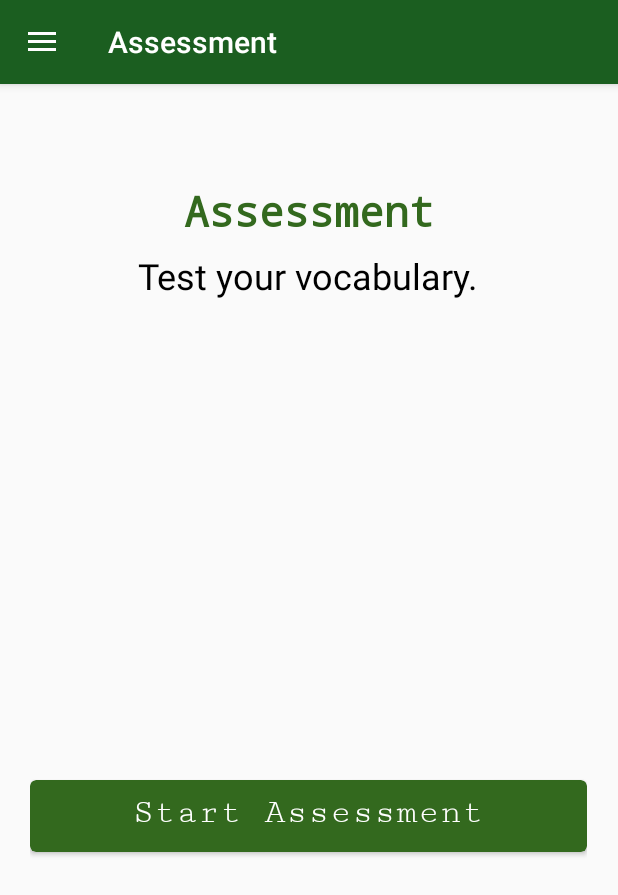
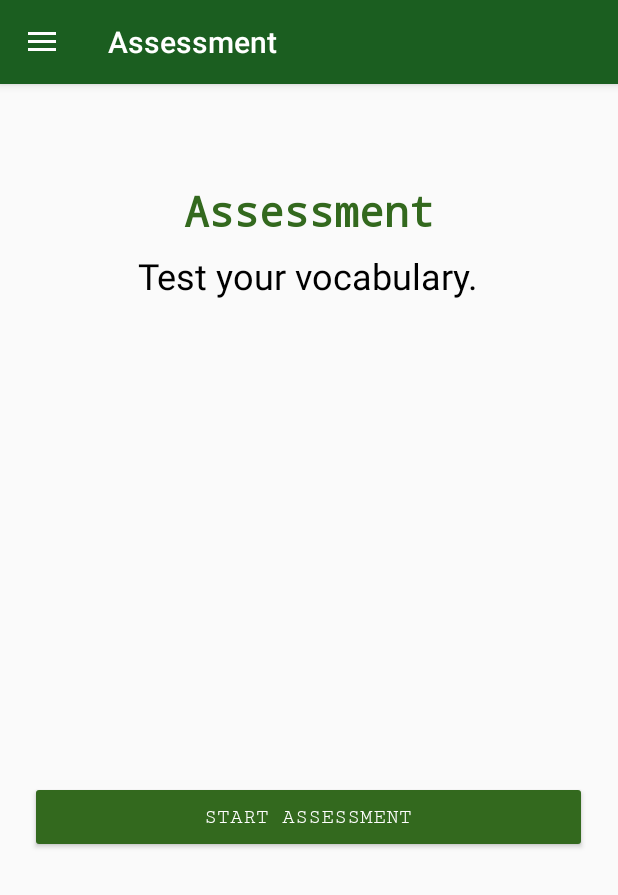
Before and after one commit to philipborbon/e-rotc, an Android app: the screen it shows after launch (MainActivity), in the side drawer, after a tap on "Assessment", on a phone screen of 412 x 824 dp. Shown: the top 895 px of the screen. Run offline under Robolectric (Android 15) with nearby library versions, the phone set to English and light mode, and no system bars; our stand-ins replace Room's generated code.

Commit message:
Load assessment data

```diff
--- a/app/src/main/AndroidManifest.xml
+++ b/app/src/main/AndroidManifest.xml
@@ -4,9 +4,9 @@
     package="com.erotc.learning">
 
     <application
-        android:allowBackup="true"
+        android:label="@string/app_name"
+        android:allowBackup="false"
         android:icon="@mipmap/ic_launcher"
-        android:label="@string/app_name"
         android:roundIcon="@mipmap/ic_launcher_round"
         android:supportsRtl="true"
         android:theme="@style/AppTheme"
--- a/app/src/main/java/com/erotc/learning/activity/MainActivity.kt
+++ b/app/src/main/java/com/erotc/learning/activity/MainActivity.kt
@@ -80,40 +80,29 @@ class MainActivity : AppCompatActivity(), NavigationView.OnNavigationItemSelecte
 
     private fun showSelectedFragment(menuId: Int) {
         var fragment: Fragment? = null
-        var fragmentClass: Class<*>? = null
         var titleResourceId = 0
 
         when (menuId) {
             R.id.nav_lecture -> {
-                fragmentClass = LectureFragment::class.java
+                fragment = LectureFragment.newInstance()
                 titleResourceId = R.string.nav_label_lecture
             }
             R.id.nav_assessment -> {
-                fragmentClass = AssessmentFragment::class.java
+                fragment = AssessmentFragment.newInstance()
                 titleResourceId = R.string.nav_label_assessment
             }
             R.id.nav_about -> {
-                fragmentClass = AboutFragment::class.java
+                fragment = AboutFragment.newInstance()
                 titleResourceId = R.string.nav_label_about
             }
-        }
-
-        if (fragmentClass == null) {
-            return
-        }
-
-        try {
-            fragment = fragmentClass.newInstance() as Fragment
-            currentFragment = fragment
-        } catch (e: Exception) {
-            e.printStackTrace()
-            Log.d(LOG_TAG, Log.getStackTraceString(e))
         }
         currentFragmentId = menuId
 
         fragment?.let {
+            currentFragment = it
+
             val fragmentManager = supportFragmentManager
-            fragmentManager.beginTransaction().replace(R.id.fragment_container, fragment).commit()
+            fragmentManager.beginTransaction().replace(R.id.fragment_container, it).commit()
             nav_view.setCheckedItem(menuId)
             setTitle(titleResourceId)
         }
--- a/app/src/main/java/com/erotc/learning/database/AssessmentDao.kt
+++ b/app/src/main/java/com/erotc/learning/database/AssessmentDao.kt
@@ -17,7 +17,7 @@ interface AssessmentDao {
     @Insert
     fun create(questions: List<Assessment>): List<Long>
 
-    @Query("SELECT COUNT(*) FROM lecture")
+    @Query("SELECT COUNT(*) FROM assessment")
     fun countOf(): Int
 
 }
--- /dev/null
+++ b/app/src/main/java/com/erotc/learning/database/Converter.kt
@@ -0,0 +1,25 @@
+package com.erotc.learning.database
+
+import androidx.room.TypeConverter
+import com.google.gson.Gson
+
+import com.google.gson.reflect.TypeToken
+import java.lang.reflect.Type
+
+
+/**
+ * Created on 3/18/2020.
+ */
+class Converter {
+    @TypeConverter
+    fun fromString(value: String?): ArrayList<String>? {
+        val listType: Type = object : TypeToken<ArrayList<String?>?>() {}.type
+        return Gson().fromJson(value, listType)
+    }
+
+    @TypeConverter
+    fun fromArrayList(list: ArrayList<String>?): String? {
+        val gson = Gson()
+        return gson.toJson(list)
+    }
+}
--- a/app/src/main/java/com/erotc/learning/database/Database.kt
+++ b/app/src/main/java/com/erotc/learning/database/Database.kt
@@ -2,6 +2,7 @@ package com.erotc.learning.database
 
 import androidx.room.Database
 import androidx.room.RoomDatabase
+import androidx.room.TypeConverters
 import com.erotc.learning.data.Assessment
 import com.erotc.learning.data.Lecture
 
@@ -12,6 +13,7 @@ import com.erotc.learning.data.Lecture
     Assessment::class,
     Lecture::class
 ], version = 1)
+@TypeConverters(Converter::class)
 abstract class Database : RoomDatabase() {
     abstract fun assessmentDao(): AssessmentDao
     abstract fun lectureDao(): LectureDao
--- a/app/src/main/java/com/erotc/learning/fragment/AssessmentFragment.kt
+++ b/app/src/main/java/com/erotc/learning/fragment/AssessmentFragment.kt
@@ -1,12 +1,15 @@
 package com.erotc.learning.fragment
 
+import android.content.Intent
 import android.os.Bundle
 import android.view.LayoutInflater
 import android.view.View
 import android.view.ViewGroup
 import androidx.fragment.app.Fragment
 import com.erotc.learning.R
+import com.erotc.learning.activity.AssessmentActivity
 import com.erotc.learning.repository.LearnRepository
+import kotlinx.android.synthetic.main.fragment_assessment.*
 
 /**
  * A simple [Fragment] subclass.
@@ -21,9 +24,19 @@ class AssessmentFragment : Fragment() {
         repository = LearnRepository.getInstance(context)
     }
 
-    override fun onCreateView(inflater: LayoutInflater, container: ViewGroup?,
-                              savedInstanceState: Bundle?): View? {
+    override fun onCreateView(inflater: LayoutInflater, container: ViewGroup?, savedInstanceState: Bundle?): View? {
         return inflater.inflate(R.layout.fragment_assessment, container, false)
+    }
+
+    override fun onViewCreated(view: View, savedInstanceState: Bundle?) {
+        super.onViewCreated(view, savedInstanceState)
+
+        val context = context ?: return
+
+        button_start.setOnClickListener {
+            val intent = Intent(context, AssessmentActivity::class.java)
+            startActivity(intent)
+        }
     }
 
     companion object {
--- a/app/src/main/java/com/erotc/learning/fragment/InitializeFragment.kt
+++ b/app/src/main/java/com/erotc/learning/fragment/InitializeFragment.kt
@@ -8,6 +8,7 @@ import android.view.View
 import android.view.ViewGroup
 import androidx.fragment.app.Fragment
 import com.erotc.learning.R
+import com.erotc.learning.data.Assessment
 import com.erotc.learning.data.Lecture
 import com.erotc.learning.repository.LearnRepository
 import com.erotc.learning.util.ApplicationUtil
@@ -56,7 +57,7 @@ class InitializeFragment : Fragment() {
                 if (repository.isAssessmentEmpty) {
                     publishProgress(getString(R.string.message_preparing_assessment))
                     val assessmentString = ApplicationUtil.getStringFromAsset(context, ApplicationUtil.FILE_ASSESSMENT)
-                    val assessmentListType = object : TypeToken<List<Lecture>>(){}.type
+                    val assessmentListType = object : TypeToken<List<Assessment>>(){}.type
 
                     repository.saveAssessments(ApplicationUtil.gson.fromJson(assessmentString, assessmentListType))
                 }
--- a/app/src/main/res/layout/fragment_assessment.xml
+++ b/app/src/main/res/layout/fragment_assessment.xml
@@ -59,7 +59,15 @@
                     android:layout_height="0dp"
                     android:layout_weight="1" />
 
-                <include layout="@layout/layout_button" />
+                <Button
+                    android:id="@+id/button_start"
+                    android:layout_width="match_parent"
+                    android:layout_height="wrap_content"
+                    android:text="@string/button_text_start"
+                    android:backgroundTint="@color/colorPrimaryDark"
+                    android:textColor="@color/colorWhite"
+                    android:fontFamily="serif-monospace"
+                    />
 
                 <View
                     android:layout_width="match_parent"
--- a/app/src/main/res/layout/layout_button.xml
+++ b/app/src/main/res/layout/layout_button.xml
@@ -1,6 +1,7 @@
 <?xml version="1.0" encoding="utf-8"?>
 <FrameLayout xmlns:android="http://schemas.android.com/apk/res/android"
     xmlns:app="http://schemas.android.com/apk/res-auto"
+    xmlns:tools="http://schemas.android.com/tools"
     android:layout_width="match_parent"
     android:layout_height="wrap_content"
     android:layout_weight="1"
@@ -30,11 +31,12 @@
                 android:id="@+id/label"
                 android:layout_width="wrap_content"
                 android:layout_height="wrap_content"
-                android:text="@string/button_text_start"
                 android:textSize="@dimen/text_large"
                 android:textAllCaps="false"
                 android:fontFamily="serif-monospace"
-                android:textColor="@color/colorWhite"/>
+                android:textColor="@color/colorWhite"
+                tools:text="Label"
+                />
 
         </LinearLayout>
 
```
Also changed, not shown: app/build.gradle (+5 -5 lines), app/src/main/assets/assessment.json (+26 -0 lines), app/src/main/java/com/erotc/learning/data/Assessment.kt (+23 -1 lines), app/src/main/java/com/erotc/learning/data/QuestionType.kt (added, +12 -0 lines).
